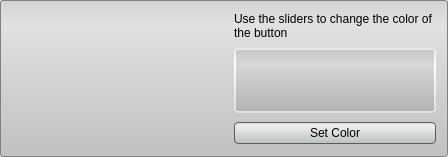
The window that src/Interface/Application/ColorPickerWidget.ui (SCIInstitute/Seg3D) describes before a commit, drawn with Qt 5.
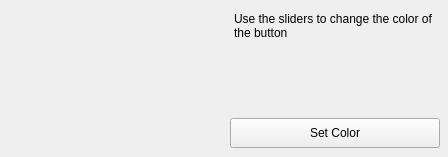
The same window after the commit.

What changed in the file:
```diff
--- a/src/Interface/Application/ColorPickerWidget.ui
+++ b/src/Interface/Application/ColorPickerWidget.ui
@@ -17,44 +17,7 @@
    </sizepolicy>
   </property>
   <property name="windowTitle">
-   <string>ColorPickerWidget</string>
-  </property>
-  <property name="styleSheet">
-   <string notr="true">QWidget#color_sample_{
-  border: 2px solid white;
-  border-radius: 4px;
-}
-
-QWidget#base_{
-  background-color: qlineargradient(spread:pad, x1:0.5, y1:0, x2:0.5, y2:0.960227, stop:0 rgba(211, 211, 211, 255), stop:0.155779 rgba(225, 225, 225, 255), stop:1 rgba(194, 194, 194, 255));
-  border: 1px solid gray;
-  border-radius: 3px;
-}
-
-QWidget#gradient_{
-  background-color: qlineargradient(spread:pad, x1:0.5, y1:0, x2:0.5, y2:0.960227, stop:0 rgba(0, 0, 0, 25), stop:0.258706 rgba(40, 40, 40, 0), stop:1 rgba(0, 0, 0, 30));
-  border-radius: 3px;
-}
-QPushButton{
-  background-color: qlineargradient(spread:pad, x1:0.5, y1:0, x2:0.5, y2:0.960227, stop:0 rgba(221, 221, 221, 255), stop:0.155779 rgba(238, 238, 238, 255), stop:1 rgba(192, 194, 194, 255));
-  border-radius: 4px;
-  border: 1px solid rgb(90, 90, 90);
-  margin:4px;
-}
-
-QPushButton:hover{
-  background-color: qlineargradient(spread:pad, x1:0.5, y1:0, x2:0.5, y2:1, stop:0 rgba(195, 195, 195, 255), stop:0.253769 rgba(206, 206, 206, 255), stop:1 rgba(185, 185, 185, 255));
-  border-radius: 4px;
-  border: 1px solid rgb(90, 90, 90);
-  margin:4px;
-}
-
-QPushButton:pressed{
-  background-color: qlineargradient(spread:pad, x1:0.5, y1:0, x2:0.5, y2:1, stop:0 rgba(150, 150, 150, 255), stop:0.753769 rgba(206, 206, 206, 255), stop:1 rgba(185, 185, 185, 255));
-  border-radius: 4px;
-  border: 1px solid rgb(90, 90, 90);
-  margin:4px;
-}</string>
+    <string>ColorPickerWidget</string>
   </property>
   <layout class="QHBoxLayout" name="horizontalLayout">
    <property name="spacing">
```
